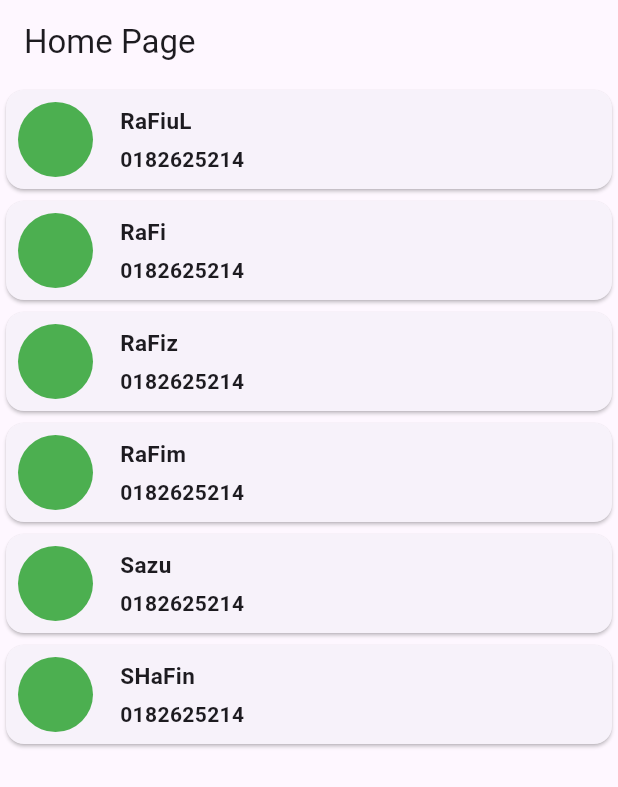
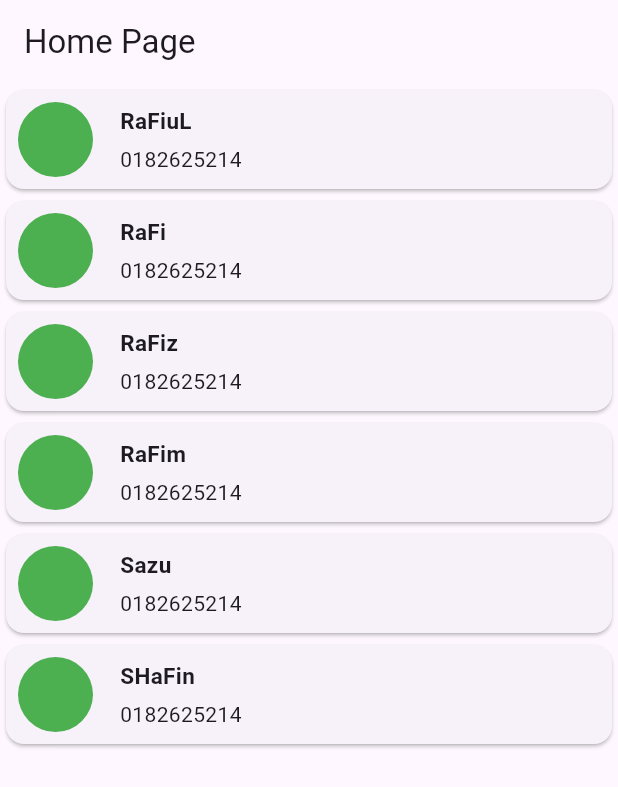
Before and after one commit to RaFiuL-RaZu/app_create2, a Flutter app: the screen it shows after launch, on a phone screen of 412 x 824 dp. Shown: the top 787 px of the screen. Run offline on Flutter 3.47's test engine with Material 3 defaults, Android fonts, the phone set to English and light mode, and no system bars.

Commit message:
innit commit

```diff
--- a/lib/main.dart
+++ b/lib/main.dart
@@ -37,7 +37,7 @@ class HomeScren extends StatelessWidget {
          ContactCard(name:'RaFiz' ,phone: '0182625214',),
          ContactCard(name:'RaFim' ,phone: '0182625214',),
          ContactCard(name:'Sazu' ,phone: '0182625214',),
-         ContactCard(name:'SHaFin' ,phone: '0182625214',),
+         ContactCard(name:'SHaFin',phone: '0182625214',),
        ],
       ),
     );
@@ -69,7 +69,7 @@ class ContactCard extends StatelessWidget {
             children: [
               Text(name,style: TextStyle(fontSize: 15,fontWeight: FontWeight.w700),),
               SizedBox(height: 5),
-              Text(phone,style: TextStyle(fontWeight: FontWeight.w600),),
+              Text(phone),
             ],
           ),
         ],
```
